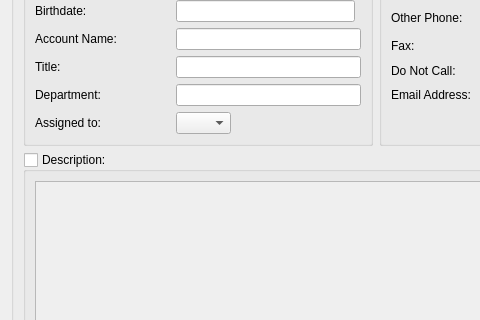
First picture: the form in client/src/leaddetails.ui, repository KDAB/FatCRM, before the edit; both pictures show x 0 to 480 and y 435 to 755 of the 1108 by 867 pixel window.
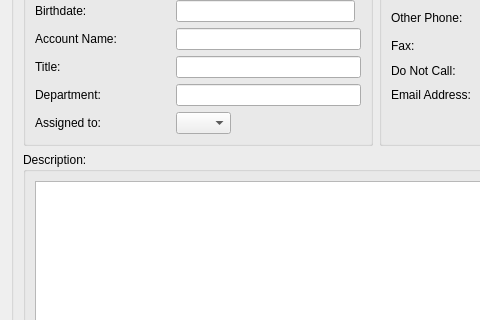
Second picture: the form after the edit.

Commit message: fixes fatcrm-11 tab order for details widgets

```diff
--- a/client/src/leaddetails.ui
+++ b/client/src/leaddetails.ui
@@ -708,7 +708,7 @@
          <string>Description:</string>
         </property>
         <property name="checkable">
-         <bool>true</bool>
+         <bool>false</bool>
         </property>
         <property name="checked">
          <bool>false</bool>
```
Left out of the diff: 39 changed lines with no effect on the pictures. The commit also changes 4 other files.
